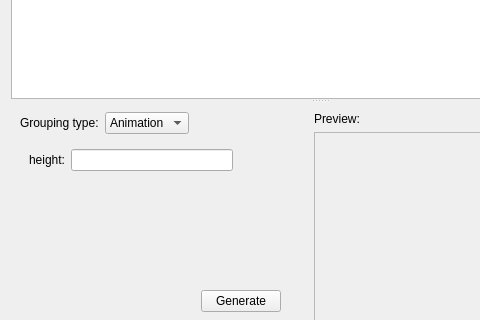
First picture: the form in src/gui/desktop/ui/photos_grouping_dialog.ui, repository Kicer86/photobroom, before the edit; both pictures show x 0 to 480 and y 111 to 431 of the 640 by 560 pixel window.
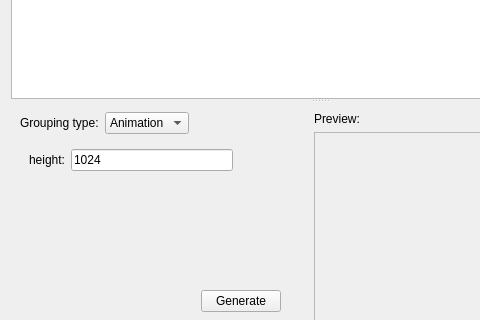
Second picture: the form after the edit. The open tabs and pages were chosen to show the change.

```diff
--- a/src/gui/desktop/ui/photos_grouping_dialog.ui
+++ b/src/gui/desktop/ui/photos_grouping_dialog.ui
@@ -234,7 +234,11 @@
                </widget>
               </item>
               <item row="0" column="1">
-               <widget class="QLineEdit" name="collageHeight"/>
+               <widget class="QLineEdit" name="collageHeight">
+                <property name="text">
+                 <string>1024</string>
+                </property>
+               </widget>
               </item>
              </layout>
             </widget>
```
